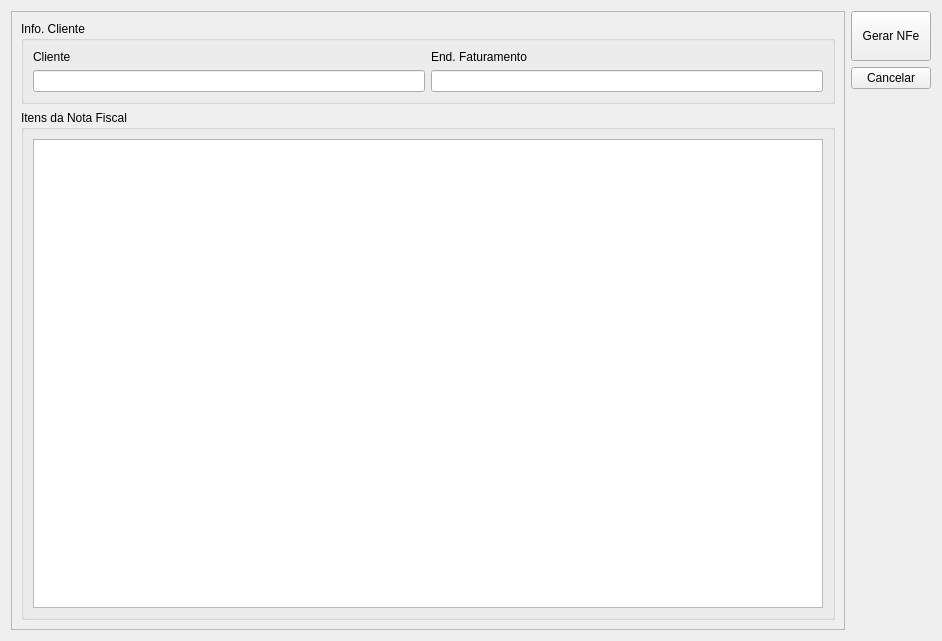
Qt form cadastrarnfe.ui (lellisls/ERP-STACCATO) before a commit.
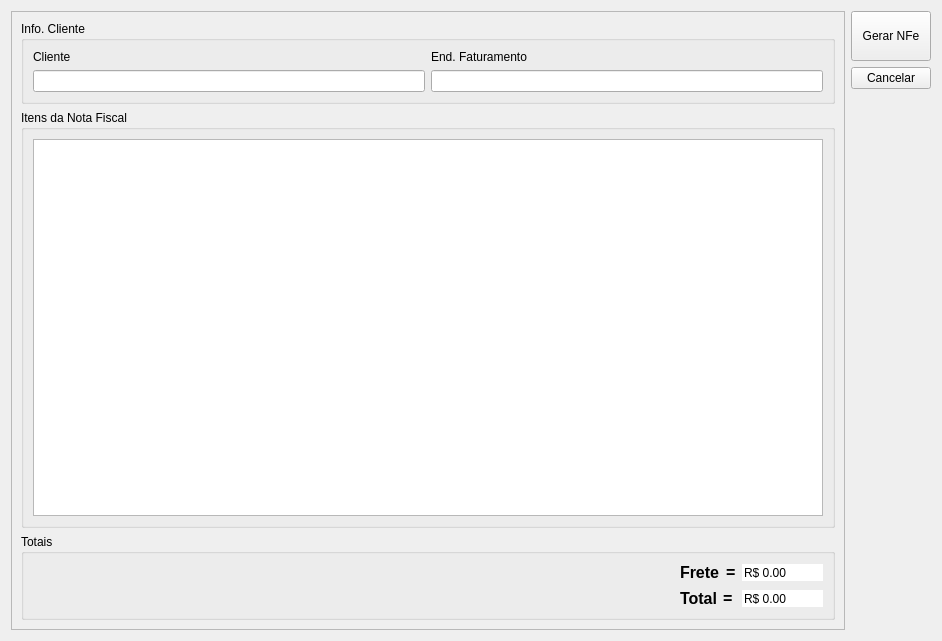
The same form after that commit. Custom widgets are drawn as their Qt base class.

Patch:
```diff
--- a/cadastrarnfe.ui
+++ b/cadastrarnfe.ui
@@ -73,6 +73,154 @@
         </layout>
        </widget>
       </item>
+      <item row="2" column="0">
+       <widget class="QGroupBox" name="groupBox_3">
+        <property name="title">
+         <string>Totais</string>
+        </property>
+        <layout class="QGridLayout" name="gridLayout_7">
+         <item row="0" column="0">
+          <spacer name="horizontalSpacer">
+           <property name="orientation">
+            <enum>Qt::Horizontal</enum>
+           </property>
+           <property name="sizeHint" stdset="0">
+            <size>
+             <width>40</width>
+             <height>20</height>
+            </size>
+           </property>
+          </spacer>
+         </item>
+         <item row="1" column="1">
+          <layout class="QGridLayout" name="gridLayout_6">
+           <item row="0" column="0">
+            <widget class="QLabel" name="label_16">
+             <property name="font">
+              <font>
+               <pointsize>12</pointsize>
+               <weight>75</weight>
+               <bold>true</bold>
+              </font>
+             </property>
+             <property name="text">
+              <string>Total</string>
+             </property>
+             <property name="alignment">
+              <set>Qt::AlignLeading|Qt::AlignLeft|Qt::AlignVCenter</set>
+             </property>
+            </widget>
+           </item>
+           <item row="0" column="1">
+            <widget class="QLabel" name="label_5">
+             <property name="font">
+              <font>
+               <pointsize>12</pointsize>
+               <weight>75</weight>
+               <bold>true</bold>
+              </font>
+             </property>
+             <property name="text">
+              <string>=</string>
+             </property>
+            </widget>
+           </item>
+           <item row="0" column="2">
+            <widget class="QDoubleSpinBox" name="doubleSpinBoxFinal">
+             <property name="toolTip">
+              <string>&lt;html&gt;&lt;head/&gt;&lt;body&gt;&lt;p&gt;Valor total do orçamento, com desconto final.&lt;/p&gt;&lt;/body&gt;&lt;/html&gt;</string>
+             </property>
+             <property name="wrapping">
+              <bool>false</bool>
+             </property>
+             <property name="frame">
+              <bool>false</bool>
+             </property>
+             <property name="readOnly">
+              <bool>true</bool>
+             </property>
+             <property name="buttonSymbols">
+              <enum>QAbstractSpinBox::NoButtons</enum>
+             </property>
+             <property name="correctionMode">
+              <enum>QAbstractSpinBox::CorrectToNearestValue</enum>
+             </property>
+             <property name="prefix">
+              <string>R$ </string>
+             </property>
+             <property name="maximum">
+              <double>9999999.000000000000000</double>
+             </property>
+            </widget>
+           </item>
+          </layout>
+         </item>
+         <item row="0" column="1">
+          <layout class="QGridLayout" name="gridLayout_4">
+           <item row="0" column="1">
+            <widget class="QLabel" name="label_4">
+             <property name="font">
+              <font>
+               <pointsize>12</pointsize>
+               <weight>75</weight>
+               <bold>true</bold>
+              </font>
+             </property>
+             <property name="text">
+              <string>=</string>
+             </property>
+            </widget>
+           </item>
+           <item row="0" column="0">
+            <widget class="QLabel" name="label_15">
+             <property name="font">
+              <font>
+               <pointsize>12</pointsize>
+               <weight>75</weight>
+               <bold>true</bold>
+              </font>
+             </property>
+             <property name="text">
+              <string>Frete</string>
+             </property>
+             <property name="alignment">
+              <set>Qt::AlignLeading|Qt::AlignLeft|Qt::AlignVCenter</set>
+             </property>
+            </widget>
+           </item>
+           <item row="0" column="2">
+            <widget class="QDoubleSpinBox" name="doubleSpinBoxFrete">
+             <property name="toolTip">
+              <string>&lt;html&gt;&lt;head/&gt;&lt;body&gt;&lt;p&gt;Valor total do orçamento, com desconto final.&lt;/p&gt;&lt;/body&gt;&lt;/html&gt;</string>
+             </property>
+             <property name="wrapping">
+              <bool>false</bool>
+             </property>
+             <property name="frame">
+              <bool>false</bool>
+             </property>
+             <property name="readOnly">
+              <bool>true</bool>
+             </property>
+             <property name="buttonSymbols">
+              <enum>QAbstractSpinBox::NoButtons</enum>
+             </property>
+             <property name="correctionMode">
+              <enum>QAbstractSpinBox::CorrectToNearestValue</enum>
+             </property>
+             <property name="prefix">
+              <string>R$ </string>
+             </property>
+             <property name="maximum">
+              <double>9999999.000000000000000</double>
+             </property>
+            </widget>
+           </item>
+          </layout>
+         </item>
+        </layout>
+       </widget>
+      </item>
      </layout>
     </widget>
    </item>
```
